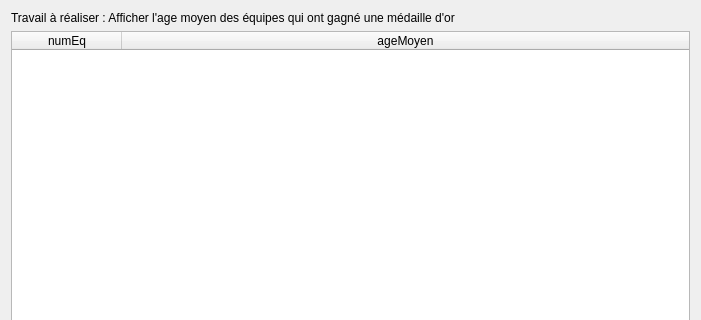
Old version of the form gui/age_or_equipe.ui in the repository pH0xe/L3-Info-Projet-CEBD; both pictures show x 0 to 701 and y 0 to 320 of the 701 by 517 pixel window.
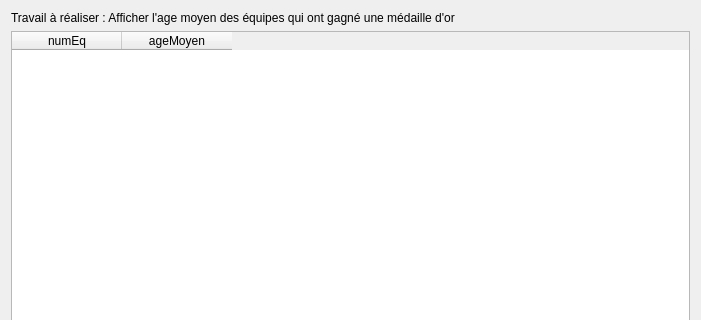
New version of the form.

Commit message: modification du main.py et du mainWindow.ui pour gerer les événement lié a l'ajout du classement des pays

Patch:
```diff
--- a/gui/age_or_equipe.ui
+++ b/gui/age_or_equipe.ui
@@ -36,8 +36,11 @@
      <attribute name="horizontalHeaderMinimumSectionSize">
       <number>50</number>
      </attribute>
+     <attribute name="horizontalHeaderShowSortIndicator" stdset="0">
+      <bool>true</bool>
+     </attribute>
      <attribute name="horizontalHeaderStretchLastSection">
-      <bool>true</bool>
+      <bool>false</bool>
      </attribute>
      <attribute name="verticalHeaderVisible">
       <bool>false</bool>
```
Left out of the diff: 3 changed lines with no effect on the pictures. The commit also changes 3 other files.
